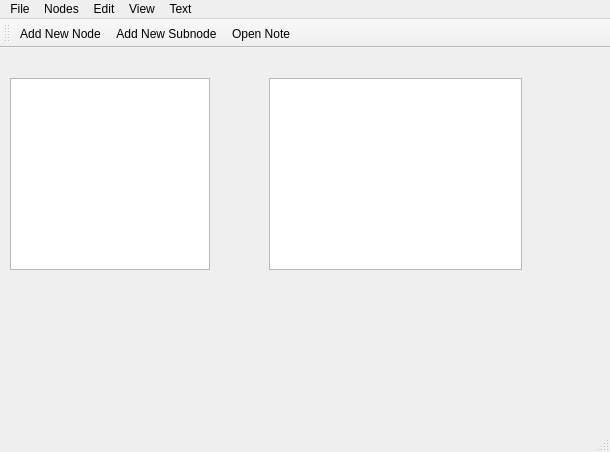
Old version of the form 3_Solution/TestConexiune/QClient/QClient.ui in the repository Aleexuta/POO-Proiect-NOrg.
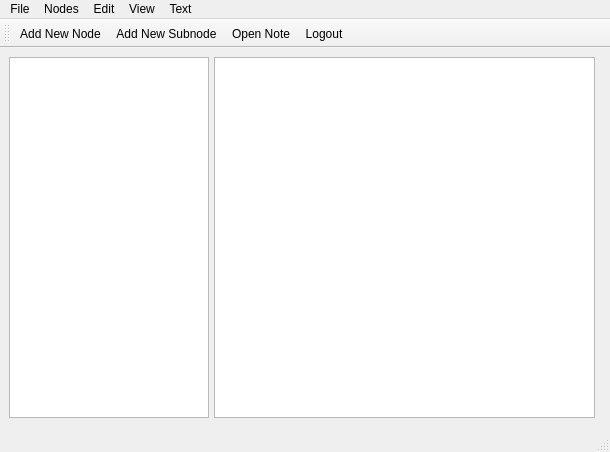
New version of the form. Icons and pictures are not drawn.

Commit message: logout function

The edit to the form file:
```diff
--- a/3_Solution/TestConexiune/QClient/QClient.ui
+++ b/3_Solution/TestConexiune/QClient/QClient.ui
@@ -20,10 +20,10 @@
    <widget class="QTreeView" name="treeView">
     <property name="geometry">
      <rect>
-      <x>10</x>
-      <y>30</y>
+      <x>9</x>
+      <y>9</y>
       <width>200</width>
-      <height>192</height>
+      <height>361</height>
      </rect>
     </property>
     <property name="sizePolicy">
@@ -93,10 +93,10 @@
    <widget class="QTextEdit" name="textEdit">
     <property name="geometry">
      <rect>
-      <x>269</x>
-      <y>30</y>
-      <width>253</width>
-      <height>192</height>
+      <x>214</x>
+      <y>9</y>
+      <width>381</width>
+      <height>361</height>
      </rect>
     </property>
     <property name="autoFillBackground">
@@ -184,6 +184,7 @@
    <addaction name="actionAdd_New_Node"/>
    <addaction name="actionAdd_New_Subnode"/>
    <addaction name="actionOpen_Note"/>
+   <addaction name="actionLogout"/>
   </widget>
   <widget class="QStatusBar" name="statusBar"/>
   <action name="actionNew">
@@ -328,6 +329,11 @@
     <string>Recover Node</string>
    </property>
   </action>
+  <action name="actionLogout">
+   <property name="text">
+    <string>Logout</string>
+   </property>
+  </action>
  </widget>
  <layoutdefault spacing="6" margin="11"/>
  <resources>
```
Left out of the diff: 19 changed lines with no effect on the pictures. The commit also changes 11 other files.
